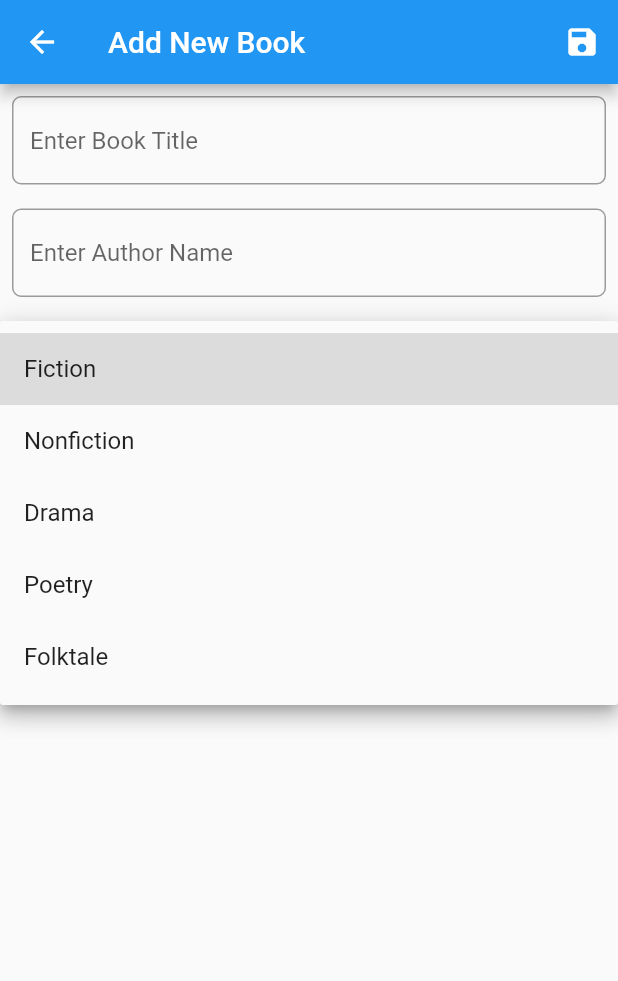
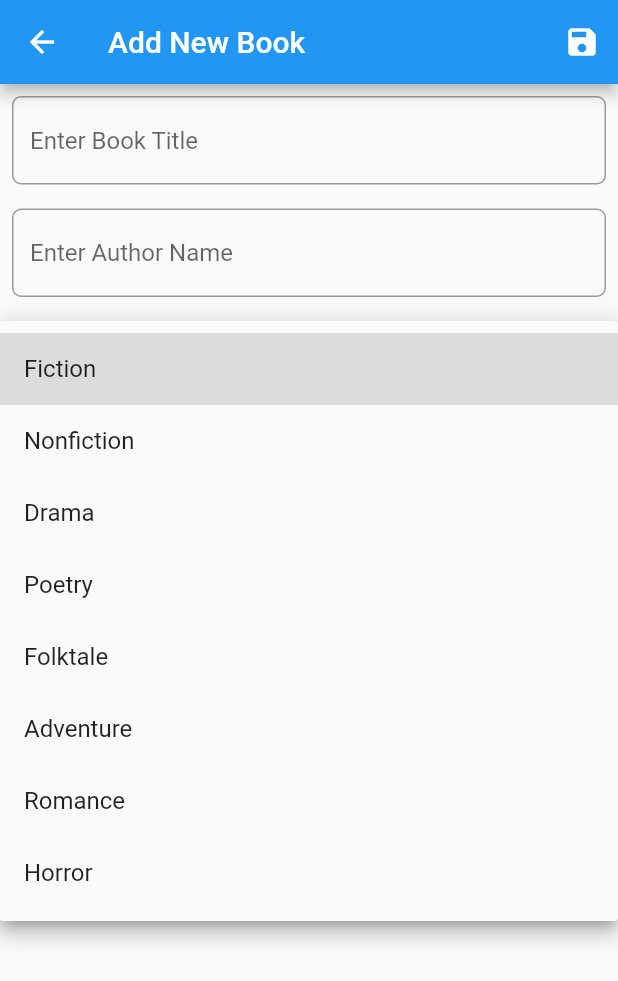
Before and after one commit to marufahmedofficial/Library_Management_Flutter, a Flutter app: the NewBookAdd screen opened by its route, after a tap on "Select Book Category", on a phone screen of 412 x 824 dp. Shown: the top 981 px of the screen. Run offline on Flutter 3.47's test engine with Material 2 defaults, Android fonts, the phone set to English and light mode, and no system bars; our stand-ins replace carousel_slider, date_format, dropdown_button2, flutter_rating_bar, image_picker, shared_preferences and 1 more; accounts and stored records are empty.

Commit message:
initial commit

```diff
--- a/lib/utils/constants.dart
+++ b/lib/utils/constants.dart
@@ -4,6 +4,7 @@ const List<String> adminReferralCodeList = [
   'ad1003',
   'ad1004',
   'ad1005',
+  'maruf',
 ];
 
 const List<String> bookCategoryList = [
@@ -11,7 +12,10 @@ const List<String> bookCategoryList = [
   'Nonfiction',
   'Drama',
   'Poetry',
-  'Folktale'
+  'Folktale',
+  'Adventure',
+  'Romance ',
+  'Horror',
 ];
 
 const List<String> genderList = [
```
